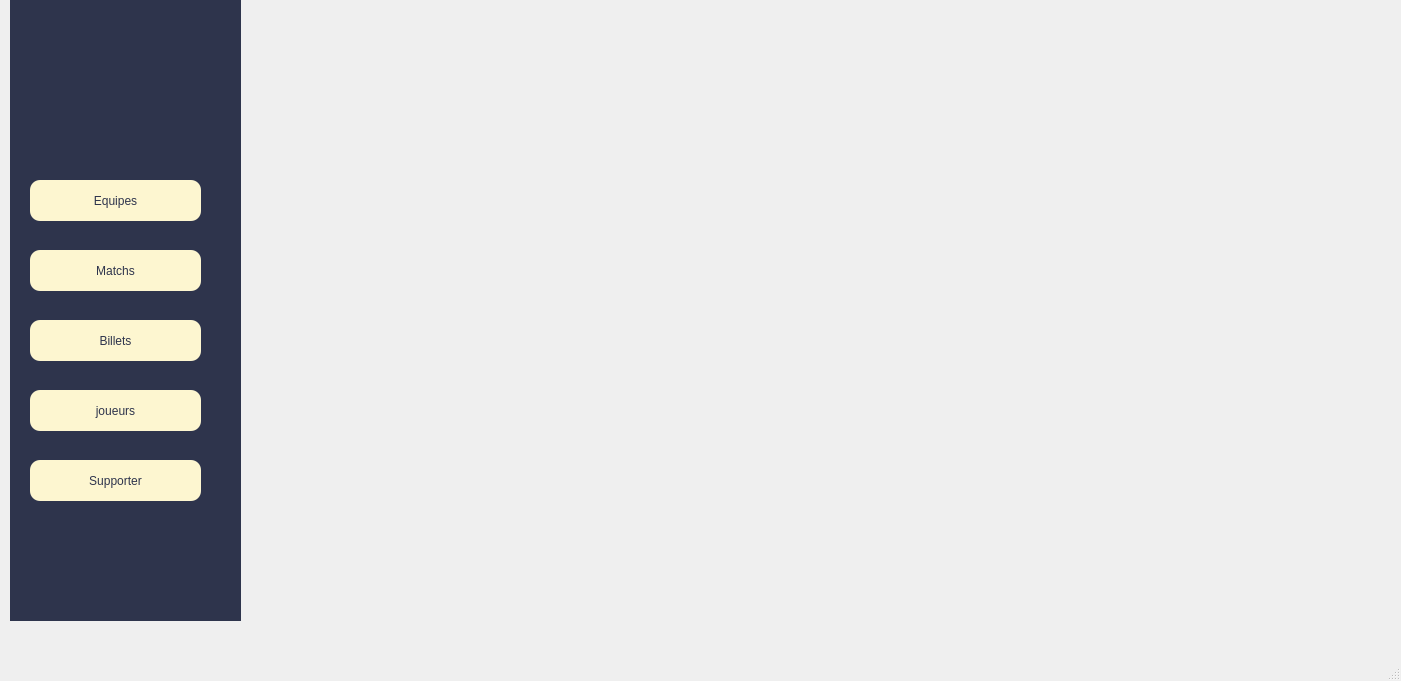
Before: the Qt Designer form mainwindow.ui in Projetcpp-2A19/projetcpp-2a19-smart-football-competition, drawn with Qt 5.
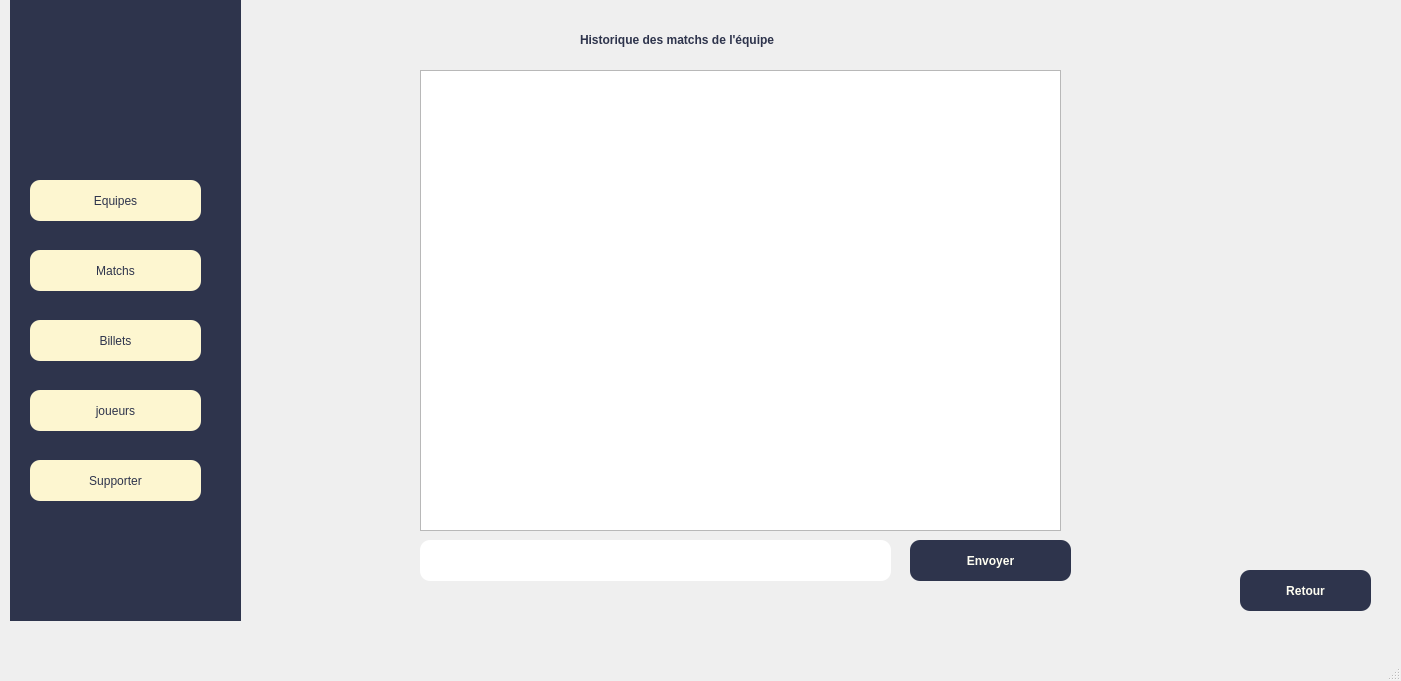
After: the same form once the commit is applied. The open tabs and pages were chosen to show the change. Icons and pictures are not drawn.

```diff
--- a/mainwindow.ui
+++ b/mainwindow.ui
@@ -633,7 +633,135 @@
      <zorder>nom_equipe1_combo</zorder>
      <zorder>nom_equipe2_combo</zorder>
     </widget>
-    <widget class="QWidget" name="page"/>
+    <widget class="QWidget" name="page_2"/>
+    <widget class="QWidget" name="page">
+     <widget class="QTextBrowser" name="chat_history">
+      <property name="geometry">
+       <rect>
+        <x>180</x>
+        <y>70</y>
+        <width>641</width>
+        <height>461</height>
+       </rect>
+      </property>
+      <property name="styleSheet">
+       <string notr="true">QTableWidget {
+    background-color: #FDF6D0;
+    color: #2E344C;
+    gridline-color: #2E344C;
+    border: 2px solid #2E344C;
+    border-radius: 10px;
+}
+
+QHeaderView::section {
+    background-color: #2E344C;
+    color: #FDF6D0;
+    padding: 5px;
+    border: 1px solid #2E344C;
+}
+
+QTableWidget QTableCornerButton::section {
+    background-color: #2E344C;
+}
+
+QTableWidget::item {
+    padding: 5px;
+    border: 1px solid #2E344C;
+}
+
+QTableWidget::item:selected {
+    background-color: #2E344C;
+    color: #FDF6D0;
+}
+ui-&gt;tab-&gt;setStyleSheet(
+    &quot;QTableWidget {&quot;
+    &quot;   width: 600px;&quot;   // Set the width of the table
+    &quot;   height: 300px;&quot;  // Set the height of the table
+    &quot;}&quot;
+);</string>
+      </property>
+     </widget>
+     <widget class="QLineEdit" name="chat_input">
+      <property name="geometry">
+       <rect>
+        <x>180</x>
+        <y>540</y>
+        <width>471</width>
+        <height>41</height>
+       </rect>
+      </property>
+      <property name="styleSheet">
+       <string notr="true">border-radius: 10px;
+border: none;
+background-color: rgb(255, 255, 255);
+border-color: rgb(46, 52, 68);
+
+</string>
+      </property>
+     </widget>
+     <widget class="QPushButton" name="chat_send_button">
+      <property name="geometry">
+       <rect>
+        <x>670</x>
+        <y>540</y>
+        <width>161</width>
+        <height>41</height>
+       </rect>
+      </property>
+      <property name="styleSheet">
+       <string notr="true">background-color: rgb(46, 52, 76);
+font: 12pt &quot;Haettenschweiler&quot;;
+color: rgb(255, 254, 242);
+ border-radius: 10px;
+    border: none;
+font-weight: bold;</string>
+      </property>
+      <property name="text">
+       <string>Envoyer</string>
+      </property>
+     </widget>
+     <widget class="QPushButton" name="chat_return_button">
+      <property name="geometry">
+       <rect>
+        <x>1000</x>
+        <y>570</y>
+        <width>131</width>
+        <height>41</height>
+       </rect>
+      </property>
+      <property name="styleSheet">
+       <string notr="true">background-color: rgb(46, 52, 76);
+font: 12pt &quot;Haettenschweiler&quot;;
+color: rgb(255, 254, 242);
+ border-radius: 10px;
+    border: none;
+font-weight: bold;</string>
+      </property>
+      <property name="text">
+       <string>Retour</string>
+      </property>
+     </widget>
+     <widget class="QLabel" name="label_8">
+      <property name="geometry">
+       <rect>
+        <x>340</x>
+        <y>30</y>
+        <width>361</width>
+        <height>20</height>
+       </rect>
+      </property>
+      <property name="styleSheet">
+       <string notr="true">font: 12pt &quot;Haettenschweiler&quot;;
+color: rgb(46, 52, 76);
+font-weight: bold;
+
+</string>
+      </property>
+      <property name="text">
+       <string>Historique des matchs de l'équipe</string>
+      </property>
+     </widget>
+    </widget>
    </widget>
    <widget class="QPushButton" name="pushButton_2">
     <property name="enabled">
```
Left out of the diff: 30 changed lines with no effect on the pictures.
